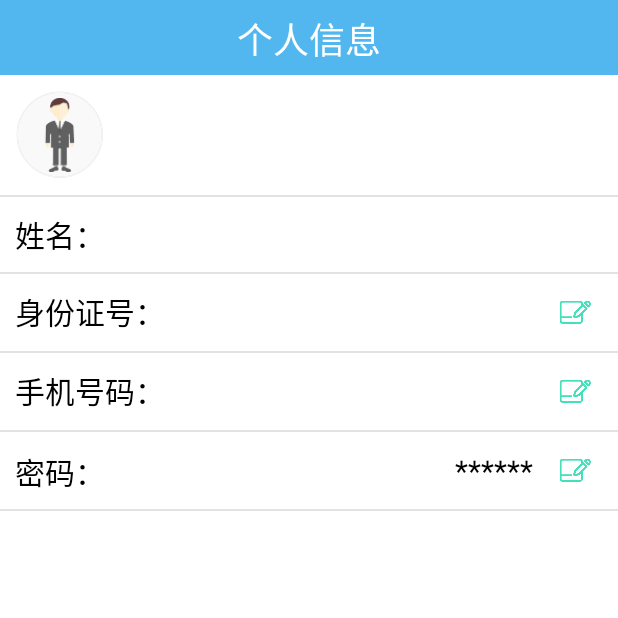
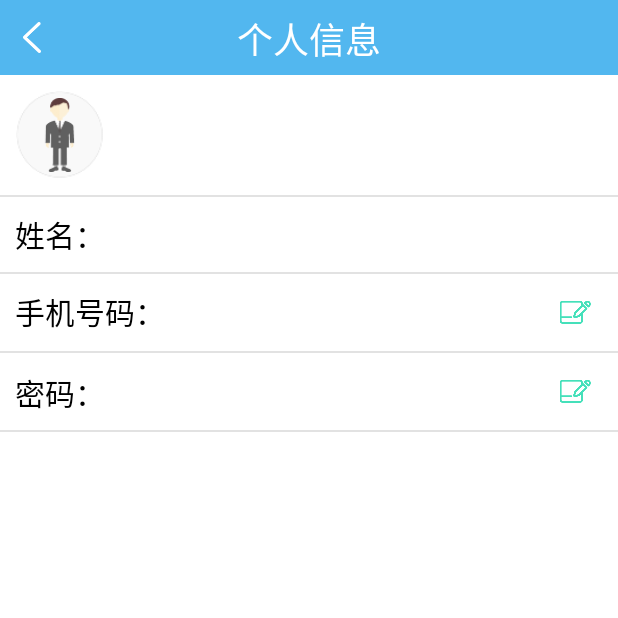
Before and after one commit to Qdddd/xunjian, an Android app: the MyInfoActivity screen opened directly, with no data from a screen before it, on a phone screen of 412 x 824 dp, the top half of it. Run offline under Robolectric (Android 15) with nearby library versions, the phone set to English and light mode, and no system bars; libraries missing offline, so code that uses them is left out: com.readystatesoftware.systembartint; network calls fail; 1 statement that could not run was skipped.

Commit message:
我的----详情显示

```diff
--- a/app/src/main/java/com/yunwei/xunjian/activity/LoginActivity.java
+++ b/app/src/main/java/com/yunwei/xunjian/activity/LoginActivity.java
@@ -75,6 +75,7 @@ public class LoginActivity extends BaseActivity {
         StatusBarUtil.setStatusBarMode(this, true, R.color.white);
 
         pref = PreferenceManager.getDefaultSharedPreferences(this);
+
         editText_username = (EditText) findViewById(R.id.username);
         editText_password = (EditText) findViewById(R.id.password);
         editText_password.addTextChangedListener(new TextWatcher() {
@@ -141,14 +142,14 @@ public class LoginActivity extends BaseActivity {
                                 String msge = jsonData.getString("msg");
                                 if (msge.equals("处理成功")) {
 
-                                    String phone = inputUser;
+                                    //String phone = inputUser;
                                     //String nickName = jsonData.getString("nickname");
 
                                     jsonData=new JSONObject(jsonData.get("extend").toString());
                                     String userName=jsonData.get("ORGANIZ_CODE").toString();
                                     Bundle bundle = new Bundle();
                                     bundle.putString("userName", userName);
-                                    bundle.putString("phone", phone);
+                                    //bundle.putString("phone", phone);
                                     //bundle.putString("nowNickName", nickName);
                                     Intent intent = new Intent(LoginActivity.this, MainActivity.class);
                                     intent.putExtras(bundle);
--- a/app/src/main/java/com/yunwei/xunjian/util/Constants.java
+++ b/app/src/main/java/com/yunwei/xunjian/util/Constants.java
@@ -46,7 +46,7 @@ public class Constants {
     /*获取待办工单*/
     public static final String FINISHED_LIST =BASIC_URL + "/workList/getAllWorkListByHandler";
     /*我的*/
-    public static final String MY_INFO = BASIC_URL + "/realUser/getRealUserInfo";
+    public static final String MY_INFO = BASIC_URL + "/user/getUserInfo";
 
     /*修改身份证号和电话号码*/
     public static final String MODIFY_IDC_AND_PHONE = BASIC_URL + "/realUser/changeIdcNoAndPhone";
--- a/app/src/main/res/layout/activity_my_info.xml
+++ b/app/src/main/res/layout/activity_my_info.xml
@@ -70,7 +70,8 @@
             android:layout_marginTop="1dp"
             android:background="@color/white"
             android:padding="10dp"
-            app:layout_constraintTop_toBottomOf="@+id/name_layout">
+            app:layout_constraintTop_toBottomOf="@+id/name_layout"
+            android:visibility="gone">
 
             <TextView
                 android:id="@+id/idc_label"
@@ -168,7 +169,7 @@
                 android:layout_toStartOf="@+id/password_edit"
                 android:textColor="@color/black"
                 android:textSize="20sp"
-                android:text="******"/>
+                android:inputType="numberPassword"/>
 
             <ImageView
                 android:id="@+id/password_edit"
```
Also changed, not shown: app/src/main/java/com/yunwei/xunjian/activity/MyInfoActivity.java (+16 -10 lines), app/src/main/java/com/yunwei/xunjian/fragment/FragmentTabMine.java (+7 -3 lines).
